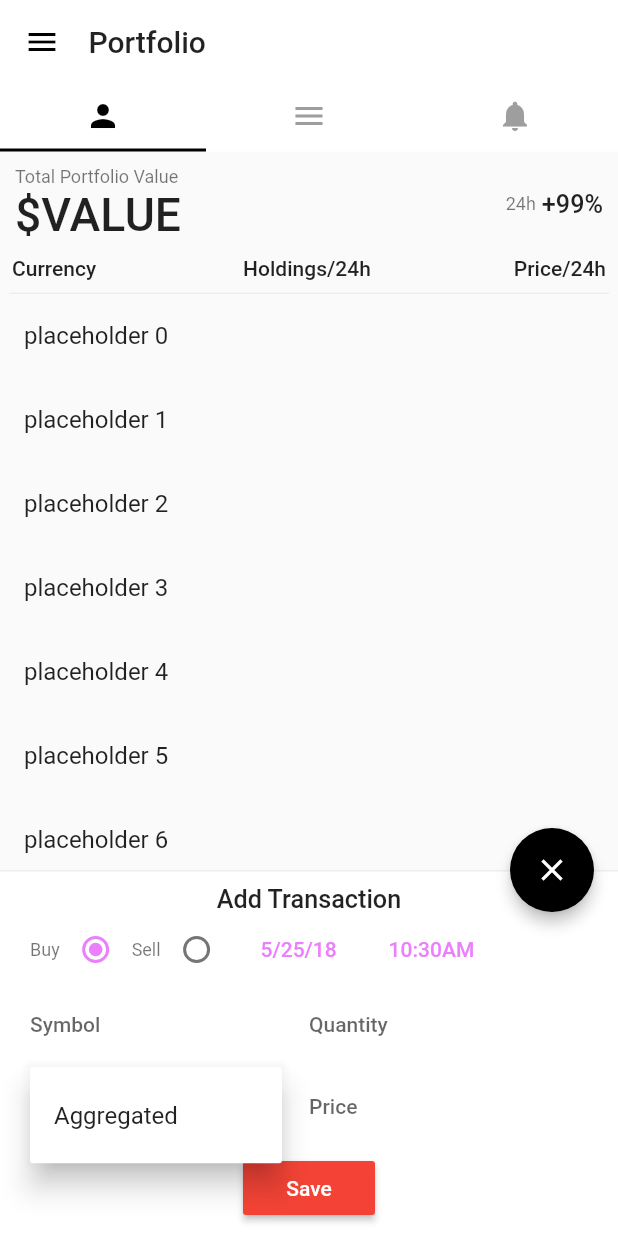
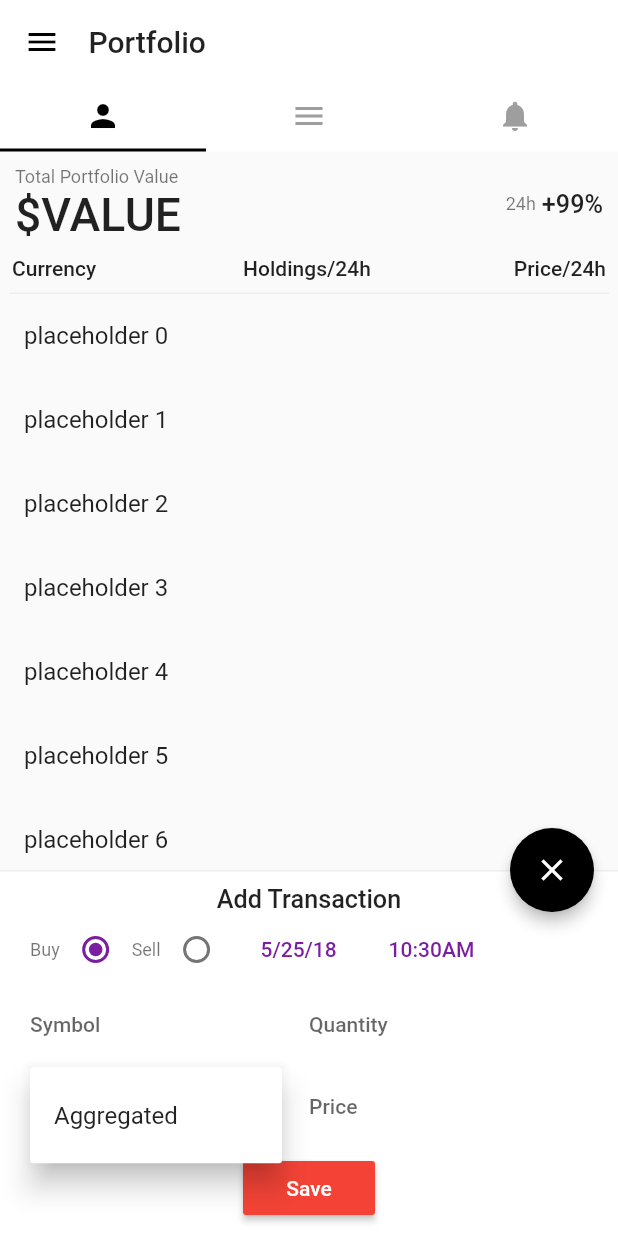
Before and after one commit to huzgrx/trace-flutter, a Flutter app: the screen it shows after launch, after a tap on the "add" icon, after a tap on "Exchange", on a phone screen of 412 x 824 dp. Run offline on Flutter 3.47's test engine with Material 2 defaults, Android fonts, the phone set to English and light mode, and no system bars; our stand-ins replace shared_preferences; missing offline and left inert: flutter_sparkline; network calls fail.

Commit message:
improved handling

```diff
--- a/lib/portfolio_page.dart
+++ b/lib/portfolio_page.dart
@@ -81,7 +81,7 @@ class TransactionSheetState extends State<TransactionSheet> {
   num price;
 
   List exchangesList;
-  String exchange = "CCCAGG";
+  String exchange;
 
   _handleRadioValueChange(int value) {
     setState(() {
@@ -126,6 +126,7 @@ class TransactionSheetState extends State<TransactionSheet> {
         pickedTime.minute
     ).millisecondsSinceEpoch;
 
+    print("epoch ms timestamp");
     print(epochDate.toString());
 
   }
@@ -141,13 +142,31 @@ class TransactionSheetState extends State<TransactionSheet> {
 
     if (symbolList.contains(inputSymbol.toUpperCase())) {
       symbol = inputSymbol.toUpperCase();
+      exchangesList = null;
       _getExchangeList();
+
+      for (var value in marketListData) {
+        if (value["symbol"] == symbol) {
+          price = value["quotes"]["USD"]["price"];
+          _priceController.text = price.toString();
+          priceTextColor = Colors.green;
+          break;
+        }
+      }
+
+      exchange = "CCCAGG";
       setState(() {
+        _exchangeController.text = "Aggregated";
         symbolTextColor = Colors.green;
       });
+
     } else {
       symbol = null;
       exchangesList = null;
+      exchange = null;
+      _exchangeController.text = "";
+      price = null;
+      _priceController.text = "";
       setState(() {
         symbolTextColor = Colors.red;
       });
@@ -183,21 +202,32 @@ class TransactionSheetState extends State<TransactionSheet> {
   }
 
   _handleSave() {
+    if (symbol != null && quantity != null && exchange != null && price != null) {
+      print("WRITING TO JSON...");
 
+
+
+    }
   }
 
   Future<Null> _getMarketData() async {
-    var response = await http.get(
-        Uri.encodeFull("https://api.coinmarketcap.com/v2/ticker"),
-        headers: {"Accept": "application/json"}
-    );
+    marketListData = [];
 
-    Map rawMarketListData = new JsonDecoder().convert(response.body)["data"];
+    for (int i = 0; i <= 4; i++) {
+      int start = i * 100 + 1;
+      int limit = i * 100 + 100;
 
-    marketListData = [];
-    rawMarketListData.forEach((key, value) => marketListData.add(value));
+      var response = await http.get(
+          Uri.encodeFull("https://api.coinmarketcap.com/v2/ticker/" +
+              "?start=" + start.toString() +
+              "&limit=" + limit.toString()),
+          headers: {"Accept": "application/json"}
+      );
 
-    print(marketListData);
+      Map rawMarketListData = new JsonDecoder().convert(response.body)["data"];
+      rawMarketListData.forEach((key, value) => marketListData.add(value));
+
+    }
   }
 
   Future<Null> _getExchangeList() async {
@@ -206,11 +236,12 @@ class TransactionSheetState extends State<TransactionSheet> {
         headers: {"Accept": "application/json"}
     );
 
+    exchangesList = [];
+
     List exchangeData = new JsonDecoder().convert(response.body)["Data"];
-
-    exchangesList = [];
     exchangeData.forEach((value) => exchangesList.add(value["exchange"]));
 
+    print("exchanges:");
     print(exchangesList);
   }
 
@@ -226,7 +257,7 @@ class TransactionSheetState extends State<TransactionSheet> {
     ThemeData overrideTheme = new ThemeData(
       brightness: Theme.of(context).brightness,
       primaryColor: Theme.of(context).buttonColor,
-      accentColor: Theme.of(context).accentColor,
+      accentColor: Theme.of(context).buttonColor,
       hintColor: Theme.of(context).hintColor,
       unselectedWidgetColor: Theme.of(context).unselectedWidgetColor,
       canvasColor: Theme.of(context).canvasColor,
@@ -264,7 +295,7 @@ class TransactionSheetState extends State<TransactionSheet> {
                               + "/" + pickedDate.day.toString()
                               + "/" + pickedDate.year.toString().substring(2)
                           ),
-                          textColor: Theme.of(context).accentColor,
+                          textColor: Theme.of(context).buttonColor,
                         ),
 
                         new FlatButton(
@@ -274,7 +305,7 @@ class TransactionSheetState extends State<TransactionSheet> {
                                   (pickedTime.minute > 9 ? pickedTime.minute.toString() : "0" + pickedTime.minute.toString())
                                   + (pickedTime.hour >= 12 ? "PM" : "AM")
                           ),
-                          textColor: Theme.of(context).accentColor,
+                          textColor: Theme.of(context).buttonColor,
                         )
                       ],
                     )
@@ -323,7 +354,7 @@ class TransactionSheetState extends State<TransactionSheet> {
                               value: "CCCAGG",
                             ),
                           ];
-                          if (exchangesList != null) {
+                          if (exchangesList != null && exchangesList.isEmpty != true) {
                             options.add(new PopupMenuDivider());
                             exchangesList.forEach((exchange) => options.add(
                                 new PopupMenuItem(
@@ -337,7 +368,11 @@ class TransactionSheetState extends State<TransactionSheet> {
                         onSelected: (selected) {
                           setState(() {
                             exchange = selected;
-                            _exchangeController.text = selected;
+                            if (selected == "CCCAGG") {
+                              _exchangeController.text = "Aggregated";
+                            } else {
+                              _exchangeController.text = selected;
+                            }
                           });
                         },
                         child: new TextField(
@@ -401,12 +436,7 @@ class PortfolioPageState extends State<PortfolioPage> {
 
   List<Map> portfolioList;
 
-  void writeToLocal() {
-
-  }
-
-  void initState() {
-    super.initState();
+  _loadProfile() async {
     getApplicationDocumentsDirectory().then((Directory directory) {
       File jsonFile = new File(directory.path + "/portfolio.json");
 //      jsonFile.delete();
@@ -419,7 +449,11 @@ class PortfolioPageState extends State<PortfolioPage> {
       }
       print("contents: " + portfolioList.toString());
     });
+  }
 
+  void initState() {
+    super.initState();
+    _loadProfile();
   }
 
 
```
